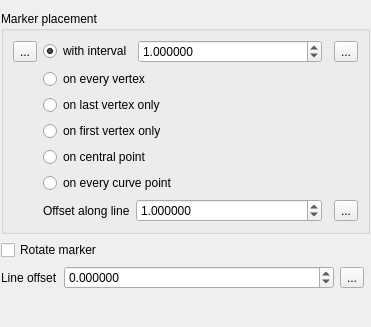
This is src/ui/symbollayer/widget_markerline.ui in qgis/QGIS as Qt 5 draws it before an edit. The edited form follows.
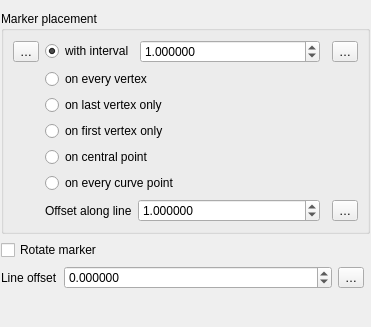
This is the edited form. Custom widgets are drawn as their Qt base class.

The edit to the form file:
```diff
--- a/src/ui/symbollayer/widget_markerline.ui
+++ b/src/ui/symbollayer/widget_markerline.ui
@@ -159,21 +159,21 @@
       <item row="0" column="0">
        <widget class="QgsDataDefinedButton" name="mPlacementDDBtn">
         <property name="text">
-         <string>...</string>
+         <string>…</string>
         </property>
        </widget>
       </item>
       <item row="0" column="2">
        <widget class="QgsDataDefinedButton" name="mIntervalDDBtn">
         <property name="text">
-         <string>...</string>
+         <string>…</string>
         </property>
        </widget>
       </item>
       <item row="6" column="2">
        <widget class="QgsDataDefinedButton" name="mOffsetAlongLineDDBtn">
         <property name="text">
-         <string>...</string>
+         <string>…</string>
         </property>
        </widget>
       </item>
@@ -234,7 +234,7 @@
      <item>
       <widget class="QgsDataDefinedButton" name="mLineOffsetDDBtn">
        <property name="text">
-        <string>...</string>
+        <string>…</string>
        </property>
       </widget>
      </item>
```
